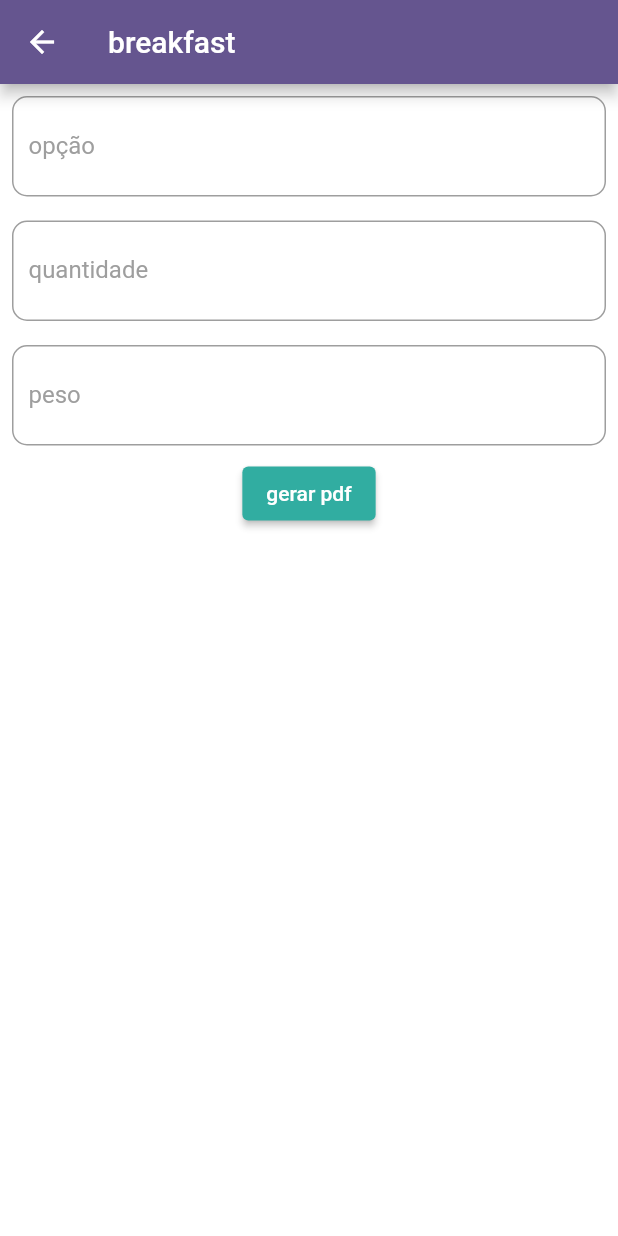
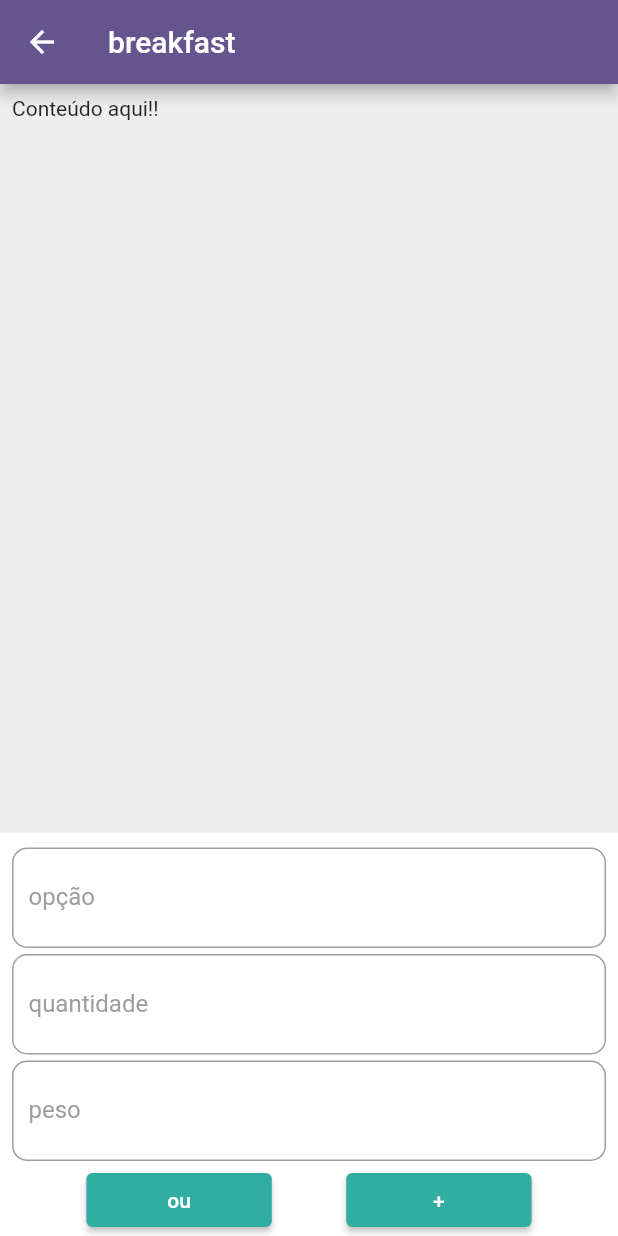
Before and after one commit to FilipeH14/diet_pdf_creator, a Flutter app: the BreakfastPage screen opened by its route, on a phone screen of 412 x 824 dp. Run offline on Flutter 3.47's test engine with Material 2 defaults, Android fonts, the phone set to English and light mode, and no system bars; our stand-ins replace firebase_auth, firebase_core, flutter_signin_button, get, google_sign_in; missing offline and left inert: flutter_pdfview, share_extend; accounts and stored records are empty; network calls fail; Roboto replaces fonts that are missing (mplus1).

Commit message:
formatando tela de formulário de braekfast

```diff
--- a/lib/app/modules/diet_generator/1_breakfast/breakfast_controller.dart
+++ b/lib/app/modules/diet_generator/1_breakfast/breakfast_controller.dart
@@ -9,11 +9,6 @@ class BreakfastController extends GetxController {
   final grammageEC = TextEditingController();
 
   final listOptionalBreakfast = <Meal>[].obs;
-
-  @override
-  void onInit() {
-    super.onInit();
-  }
 
   late Meal breakfastDiet;
 
--- a/lib/app/modules/diet_generator/1_breakfast/breakfast_page.dart
+++ b/lib/app/modules/diet_generator/1_breakfast/breakfast_page.dart
@@ -16,6 +16,25 @@ class BreakfastPage extends GetView<BreakfastController> {
     return Scaffold(
       appBar: AppBar(title: const Text('breakfast')),
       body: SingleChildScrollView(
+        child: SizedBox(
+          height: Get.height,
+          child: Column(
+            children: [
+              Expanded(
+                child: Container(
+                  width: Get.width,
+                  decoration: BoxDecoration(
+                    color: Colors.grey[200],
+                    borderRadius: BorderRadius.circular(0),
+                  ),
+                  child: const Padding(
+                    padding: EdgeInsets.all(8),
+                    child: Text('Conteúdo aqui!!'),
+                  ),
+                ),
+              ),
+              Container(
+                padding: const EdgeInsets.all(8),
                 child: Form(
                   key: _formKey,
                   child: Column(
@@ -32,24 +51,50 @@ class BreakfastPage extends GetView<BreakfastController> {
                         placeholder: 'peso',
                         controller: controller.grammageEC,
                       ),
-              DietButton(
+                      Row(
+                        mainAxisAlignment: MainAxisAlignment.spaceEvenly,
+                        children: [
+                          SizedBox(
+                            width: Get.width * 0.3,
+                            child: DietButton(
+                              text: 'ou',
+                              action: () {},
+                            ),
+                          ),
+                          SizedBox(
+                            width: Get.width * 0.3,
+                            child: DietButton(
+                              text: '+',
+                              action: () {},
+                            ),
+                          ),
+                        ],
+                      ),
+                      SizedBox(
+                        width: Get.width,
+                        child: DietButton(
                           text: 'gerar pdf',
                           action: () => controller.goToNextPage(),
                         ),
-              SingleChildScrollView(
-                child: Obx(
-                  () => Row(
-                      children: controller.listOptionalBreakfast
-                          .map(
-                            (element) => Padding(
-                              padding: const EdgeInsets.symmetric(
-                                horizontal: 2,
-                                vertical: 10,
                       ),
-                              child: Text(element.option.toString()),
+                      // SingleChildScrollView(
+                      //   child: Obx(
+                      //     () => Row(
+                      //         children: controller.listOptionalBreakfast
+                      //             .map(
+                      //               (element) => Padding(
+                      //                 padding: const EdgeInsets.symmetric(
+                      //                   horizontal: 5,
+                      //                   vertical: 10,
+                      //                 ),
+                      //                 child: Text(element.option.toString()),
+                      //               ),
+                      //             )
+                      //             .toList()),
+                      //   ),
+                      // ),
+                    ],
                   ),
-                          )
-                          .toList()),
                 ),
               ),
             ],
--- a/lib/app/shared/ui/widgets/diet_form_field.dart
+++ b/lib/app/shared/ui/widgets/diet_form_field.dart
@@ -32,7 +32,8 @@ class _DietFormFieldState extends State<DietFormField> {
   @override
   Widget build(BuildContext context) {
     return Container(
-      margin: const EdgeInsets.all(8),
+      // margin: const EdgeInsets.all(8),
+      margin: const EdgeInsets.symmetric(vertical: 2),
       decoration: BoxDecoration(
         border: Border.all(color: _borderColor),
         borderRadius: BorderRadius.circular(10),
```
Lines whose indentation alone changed are shown as unchanged.
